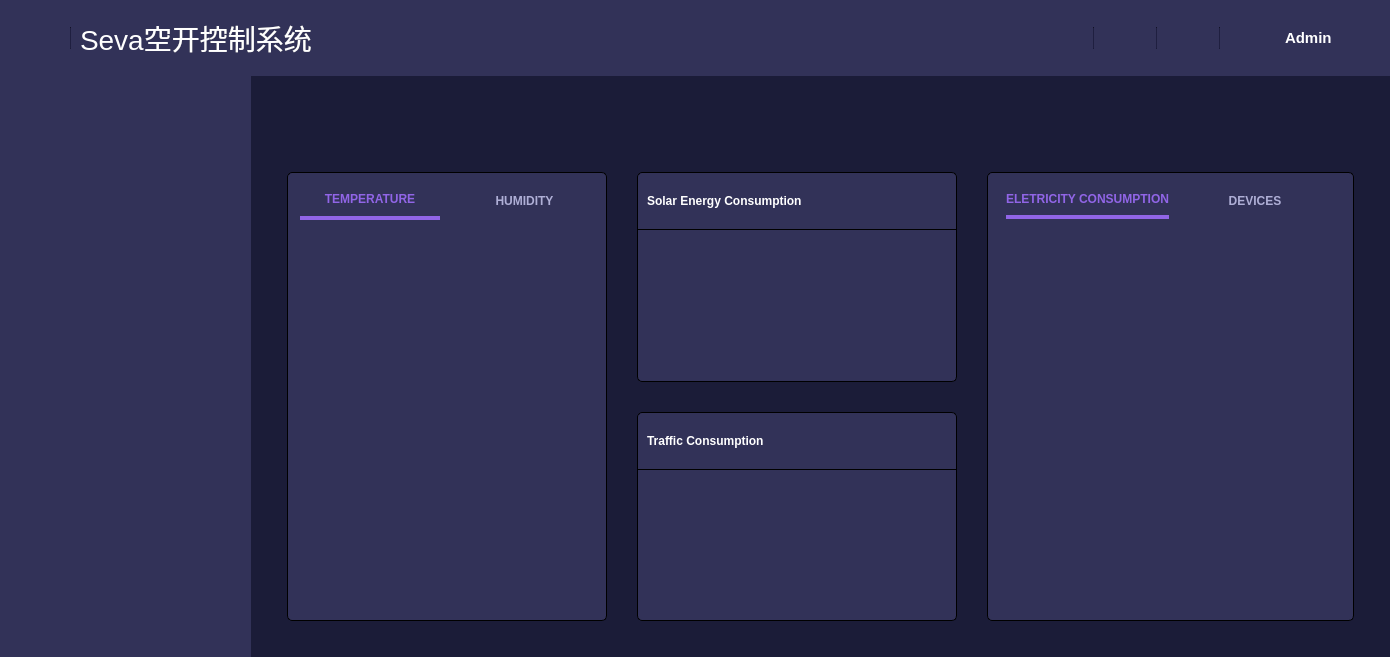
Qt form gui/main.ui (gq-tang/iot-mantun) before a commit.
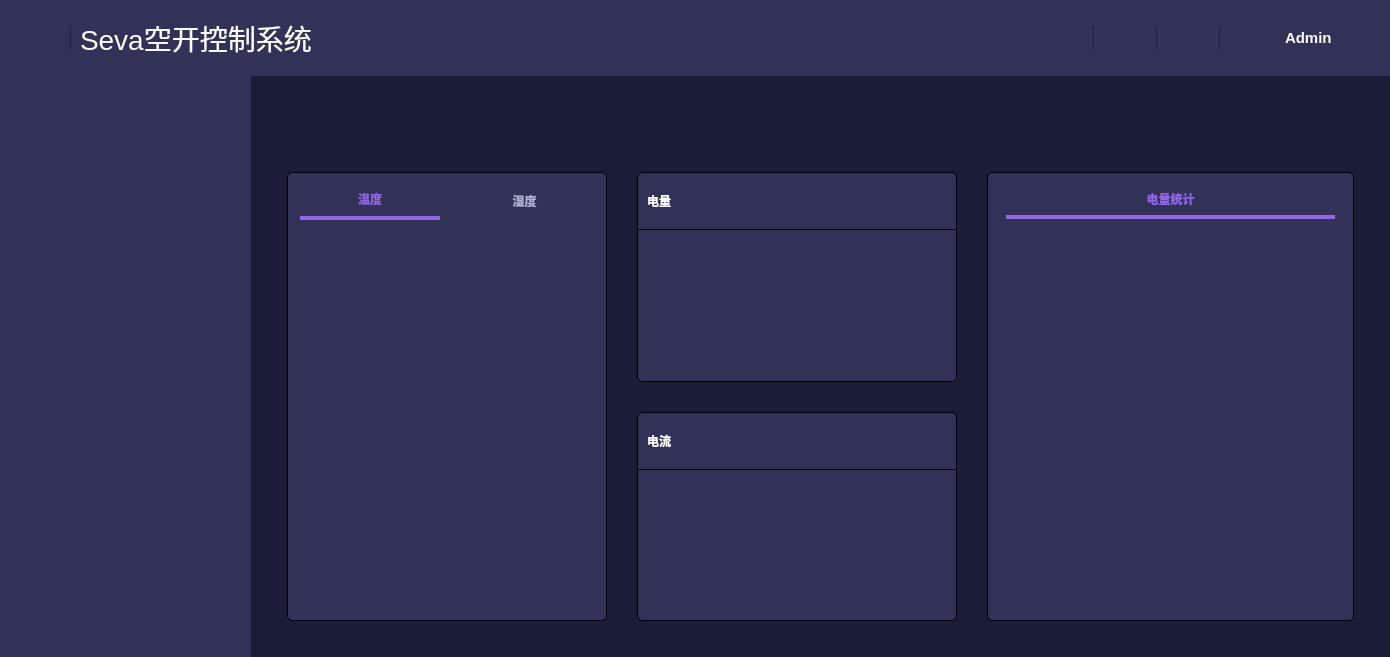
The same form after that commit. Icons and pictures are not drawn.

Patch:
```diff
--- a/gui/main.ui
+++ b/gui/main.ui
@@ -677,7 +677,7 @@
                    <item>
                     <widget class="QPushButton" name="temperature_button">
                      <property name="text">
-                      <string>TEMPERATURE</string>
+                      <string>温度</string>
                      </property>
                      <property name="checkable">
                       <bool>true</bool>
@@ -690,7 +690,7 @@
                    <item>
                     <widget class="QPushButton" name="humidity_button">
                      <property name="text">
-                      <string>HUMIDITY</string>
+                      <string>湿度</string>
                      </property>
                      <property name="checkable">
                       <bool>true</bool>
@@ -808,7 +808,7 @@
                       <item>
                        <widget class="QLabel" name="label_consumption">
                         <property name="text">
-                         <string>Solar Energy Consumption</string>
+                         <string>电量</string>
                         </property>
                        </widget>
                       </item>
@@ -882,7 +882,7 @@
                       <item>
                        <widget class="QLabel" name="label_traffic">
                         <property name="text">
-                         <string>Traffic Consumption</string>
+                         <string>电流</string>
                         </property>
                        </widget>
                       </item>
@@ -971,7 +971,7 @@
                    <item>
                     <widget class="QPushButton" name="eletricity_button">
                      <property name="text">
-                      <string>ELETRICITY CONSUMPTION</string>
+                      <string>电量统计</string>
                      </property>
                      <property name="checkable">
                       <bool>true</bool>
@@ -981,16 +981,6 @@
                      </property>
                     </widget>
                    </item>
-                   <item>
-                    <widget class="QPushButton" name="devices_button">
-                     <property name="text">
-                      <string>DEVICES</string>
-                     </property>
-                     <property name="checkable">
-                      <bool>true</bool>
-                     </property>
-                    </widget>
-                   </item>
                   </layout>
                  </widget>
                 </item>
```
